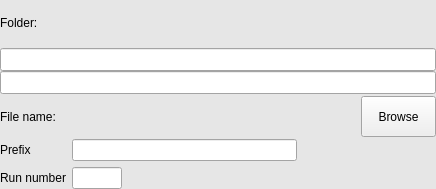
Above: Bricks/widgets/ui_files/Qt4_data_path_widget_vertical_layout.ui from mxcube/mxcubeqt before the change. Below: the same form after it.
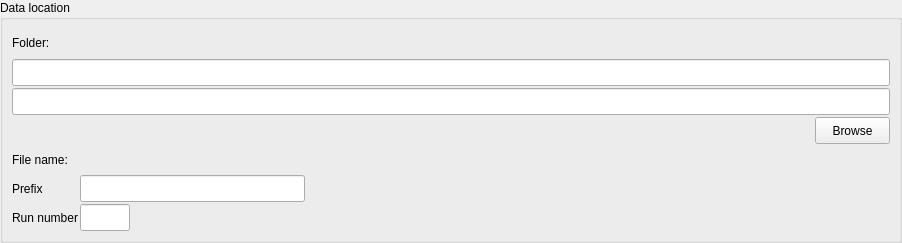
That is the form after the change.

Diff of the .ui file:
```diff
--- a/Bricks/widgets/ui_files/Qt4_data_path_widget_vertical_layout.ui
+++ b/Bricks/widgets/ui_files/Qt4_data_path_widget_vertical_layout.ui
@@ -6,114 +6,31 @@
    <rect>
     <x>0</x>
     <y>0</y>
-    <width>436</width>
-    <height>189</height>
+    <width>902</width>
+    <height>243</height>
    </rect>
   </property>
-  <property name="sizePolicy">
-   <sizepolicy hsizetype="Minimum" vsizetype="Minimum">
-    <horstretch>0</horstretch>
-    <verstretch>0</verstretch>
-   </sizepolicy>
-  </property>
-  <property name="maximumSize">
-   <size>
-    <width>32767</width>
-    <height>32767</height>
-   </size>
-  </property>
-  <property name="palette">
-   <palette>
-    <active>
-     <colorrole role="Base">
-      <brush brushstyle="SolidPattern">
-       <color alpha="255">
-        <red>255</red>
-        <green>255</green>
-        <blue>255</blue>
-       </color>
-      </brush>
-     </colorrole>
-     <colorrole role="Window">
-      <brush brushstyle="SolidPattern">
-       <color alpha="255">
-        <red>230</red>
-        <green>230</green>
-        <blue>230</blue>
-       </color>
-      </brush>
-     </colorrole>
-    </active>
-    <inactive>
-     <colorrole role="Base">
-      <brush brushstyle="SolidPattern">
-       <color alpha="255">
-        <red>255</red>
-        <green>255</green>
-        <blue>255</blue>
-       </color>
-      </brush>
-     </colorrole>
-     <colorrole role="Window">
-      <brush brushstyle="SolidPattern">
-       <color alpha="255">
-        <red>230</red>
-        <green>230</green>
-        <blue>230</blue>
-       </color>
-      </brush>
-     </colorrole>
-    </inactive>
-    <disabled>
-     <colorrole role="Base">
-      <brush brushstyle="SolidPattern">
-       <color alpha="255">
-        <red>230</red>
-        <green>230</green>
-        <blue>230</blue>
-       </color>
-      </brush>
-     </colorrole>
-     <colorrole role="Window">
-      <brush brushstyle="SolidPattern">
-       <color alpha="255">
-        <red>230</red>
-        <green>230</green>
-        <blue>230</blue>
-       </color>
-      </brush>
-     </colorrole>
-    </disabled>
-   </palette>
-  </property>
   <property name="windowTitle">
    <string>Data path</string>
   </property>
-  <property name="autoFillBackground">
-   <bool>false</bool>
-  </property>
-  <layout class="QHBoxLayout">
-   <property name="spacing">
-    <number>0</number>
-   </property>
+  <layout class="QGridLayout" name="gridLayout">
    <property name="margin">
     <number>0</number>
    </property>
-   <item>
-    <layout class="QVBoxLayout">
      <property name="spacing">
-      <number>2</number>
-     </property>
-     <property name="margin">
       <number>0</number>
      </property>
-     <item>
-      <layout class="QVBoxLayout">
+   <item row="0" column="0">
+    <widget class="QGroupBox" name="data_location_groupbox">
+     <property name="title">
+      <string>Data location</string>
+     </property>
+     <layout class="QVBoxLayout" name="verticalLayout_3">
        <property name="spacing">
         <number>2</number>
        </property>
        <item>
-        <layout class="QHBoxLayout">
+       <layout class="QHBoxLayout" name="horizontalLayout">
          <item>
           <widget class="QLabel" name="folder_label">
            <property name="maximumSize">
@@ -134,16 +51,13 @@
           </widget>
          </item>
          <item>
-          <spacer name="folder_heading_hspacer">
+         <spacer name="horizontalSpacer">
            <property name="orientation">
             <enum>Qt::Horizontal</enum>
            </property>
-           <property name="sizeType">
-            <enum>QSizePolicy::Expanding</enum>
-           </property>
            <property name="sizeHint" stdset="0">
             <size>
-             <width>21</width>
+            <width>40</width>
              <height>20</height>
             </size>
            </property>
@@ -151,31 +65,18 @@
          </item>
         </layout>
        </item>
-       <item>
-        <layout class="QVBoxLayout">
-         <property name="spacing">
-          <number>0</number>
-         </property>
-         <property name="margin">
-          <number>0</number>
-         </property>
-         <item>
-          <layout class="QHBoxLayout">
-           <property name="spacing">
-            <number>0</number>
-           </property>
            <item>
             <widget class="QLineEdit" name="base_path_ledit">
              <property name="minimumSize">
               <size>
                <width>410</width>
-               <height>0</height>
+          <height>27</height>
               </size>
              </property>
              <property name="maximumSize">
               <size>
                <width>32767</width>
-               <height>32767</height>
+          <height>27</height>
               </size>
              </property>
              <property name="text">
@@ -186,25 +87,18 @@
              </property>
             </widget>
            </item>
-          </layout>
-         </item>
-         <item>
-          <layout class="QHBoxLayout">
-           <property name="spacing">
-            <number>0</number>
-           </property>
            <item>
             <widget class="QLineEdit" name="folder_ledit">
              <property name="minimumSize">
               <size>
                <width>0</width>
-               <height>0</height>
+          <height>27</height>
               </size>
              </property>
              <property name="maximumSize">
               <size>
                <width>32767</width>
-               <height>32767</height>
+          <height>27</height>
               </size>
              </property>
              <property name="text">
@@ -212,68 +106,16 @@
              </property>
             </widget>
            </item>
-          </layout>
-         </item>
-        </layout>
-       </item>
-      </layout>
-     </item>
      <item>
-      <layout class="QVBoxLayout">
-       <property name="spacing">
-        <number>2</number>
-       </property>
+       <layout class="QHBoxLayout" name="horizontalLayout_2">
        <item>
-        <layout class="QHBoxLayout">
-         <item>
-          <widget class="QLabel" name="file_name_label">
-           <property name="maximumSize">
-            <size>
-             <width>32767</width>
-             <height>32767</height>
-            </size>
-           </property>
-           <property name="text">
-            <string>File name:</string>
-           </property>
-           <property name="wordWrap">
-            <bool>false</bool>
-           </property>
-          </widget>
-         </item>
-         <item>
-          <widget class="QLabel" name="file_name_value_label">
-           <property name="minimumSize">
-            <size>
-             <width>250</width>
-             <height>0</height>
-            </size>
-           </property>
-           <property name="maximumSize">
-            <size>
-             <width>250</width>
-             <height>32767</height>
-            </size>
-           </property>
-           <property name="text">
-            <string/>
-           </property>
-           <property name="wordWrap">
-            <bool>false</bool>
-           </property>
-          </widget>
-         </item>
-         <item>
-          <spacer name="file_name_hspacer">
+         <spacer name="horizontalSpacer_2">
            <property name="orientation">
             <enum>Qt::Horizontal</enum>
            </property>
-           <property name="sizeType">
-            <enum>QSizePolicy::Expanding</enum>
-           </property>
            <property name="sizeHint" stdset="0">
             <size>
-             <width>19</width>
+            <width>40</width>
              <height>20</height>
             </size>
            </property>
@@ -281,10 +123,16 @@
          </item>
          <item>
           <widget class="QPushButton" name="browse_button">
+          <property name="minimumSize">
+           <size>
+            <width>0</width>
+            <height>27</height>
+           </size>
+          </property>
            <property name="maximumSize">
             <size>
              <width>75</width>
-             <height>32767</height>
+            <height>27</height>
             </size>
            </property>
            <property name="text">
@@ -295,11 +143,45 @@
         </layout>
        </item>
        <item>
-        <layout class="QHBoxLayout">
+       <layout class="QHBoxLayout" name="horizontalLayout_3">
          <item>
-          <layout class="QVBoxLayout">
+         <layout class="QVBoxLayout" name="verticalLayout">
+          <item>
+           <widget class="QLabel" name="file_name_label">
+            <property name="minimumSize">
+             <size>
+              <width>0</width>
+              <height>27</height>
+             </size>
+            </property>
+            <property name="maximumSize">
+             <size>
+              <width>32767</width>
+              <height>27</height>
+             </size>
+            </property>
+            <property name="text">
+             <string>File name:</string>
+            </property>
+            <property name="wordWrap">
+             <bool>false</bool>
+            </property>
+           </widget>
+          </item>
            <item>
             <widget class="QLabel" name="prefix_label">
+            <property name="minimumSize">
+             <size>
+              <width>0</width>
+              <height>27</height>
+             </size>
+            </property>
+            <property name="maximumSize">
+             <size>
+              <width>16777215</width>
+              <height>27</height>
+             </size>
+            </property>
              <property name="text">
               <string>Prefix</string>
              </property>
@@ -310,6 +192,18 @@
            </item>
            <item>
             <widget class="QLabel" name="run_number_label">
+            <property name="minimumSize">
+             <size>
+              <width>0</width>
+              <height>27</height>
+             </size>
+            </property>
+            <property name="maximumSize">
+             <size>
+              <width>16777215</width>
+              <height>27</height>
+             </size>
+            </property>
              <property name="text">
               <string>Run number</string>
              </property>
@@ -321,46 +215,71 @@
           </layout>
          </item>
          <item>
-          <layout class="QVBoxLayout">
+         <layout class="QVBoxLayout" name="verticalLayout_2">
+          <item>
+           <widget class="QLabel" name="file_name_value_label">
+            <property name="minimumSize">
+             <size>
+              <width>0</width>
+              <height>27</height>
+             </size>
+            </property>
+            <property name="maximumSize">
+             <size>
+              <width>16777215</width>
+              <height>27</height>
+             </size>
+            </property>
+            <property name="text">
+             <string/>
+            </property>
+           </widget>
+          </item>
            <item>
             <widget class="QLineEdit" name="prefix_ledit">
+            <property name="minimumSize">
+             <size>
+              <width>0</width>
+              <height>27</height>
+             </size>
+            </property>
              <property name="maximumSize">
               <size>
                <width>225</width>
-               <height>32767</height>
+              <height>27</height>
               </size>
              </property>
             </widget>
            </item>
-           <item>
-            <layout class="QHBoxLayout">
              <item>
               <widget class="QLineEdit" name="run_number_ledit">
                <property name="minimumSize">
                 <size>
                  <width>50</width>
-                 <height>0</height>
+              <height>27</height>
                 </size>
                </property>
                <property name="maximumSize">
                 <size>
                  <width>50</width>
-                 <height>32767</height>
-                </size>
-               </property>
-              </widget>
+              <height>27</height>
+             </size>
+            </property>
+            <property name="frame">
+             <bool>true</bool>
+            </property>
+           </widget>
+          </item>
+         </layout>
              </item>
              <item>
-              <spacer name="run_number_spacer">
+         <spacer name="horizontalSpacer_3">
                <property name="orientation">
                 <enum>Qt::Horizontal</enum>
                </property>
-               <property name="sizeType">
-                <enum>QSizePolicy::Expanding</enum>
-               </property>
                <property name="sizeHint" stdset="0">
                 <size>
-                 <width>1</width>
+            <width>40</width>
                  <height>20</height>
                 </size>
                </property>
@@ -369,17 +288,10 @@
             </layout>
            </item>
           </layout>
-         </item>
-        </layout>
-       </item>
-      </layout>
-     </item>
-    </layout>
-   </item>
-  </layout>
+    </widget>
+   </item>
+  </layout>
  </widget>
- <layoutdefault spacing="6" margin="11"/>
- <pixmapfunction>qPixmapFromMimeSource</pixmapfunction>
  <resources/>
  <connections/>
 </ui>
```
Left out of the diff: 6 changed lines with no effect on the pictures. Lines whose indentation alone changed are shown as unchanged.
